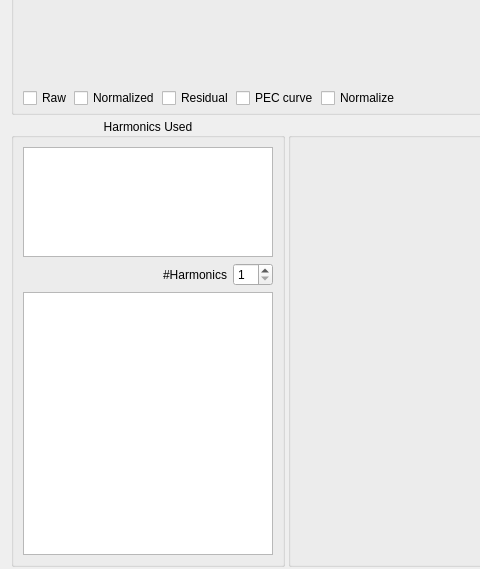
This is lpecprep/analysis.ui in murveit/lpecprep as Qt 5 draws it before an edit; both pictures show x 0 to 480 and y 337 to 906 of the 980 by 906 pixel window. The edited form follows.
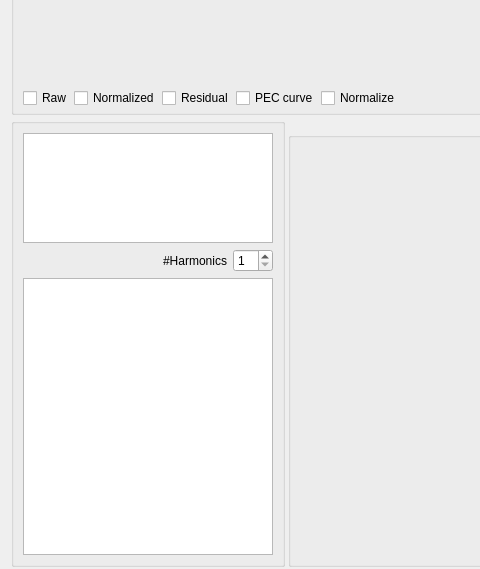
This is the edited form. Custom widgets are drawn as their Qt base class.

Commit message: Change noise color, remove box title.

The edit to the form file:
```diff
--- a/lpecprep/analysis.ui
+++ b/lpecprep/analysis.ui
@@ -428,7 +428,7 @@
         </sizepolicy>
        </property>
        <property name="title">
-        <string>Harmonics Used</string>
+        <string/>
        </property>
        <property name="alignment">
         <set>Qt::AlignCenter</set>
```
The commit also changes 1 other file.
